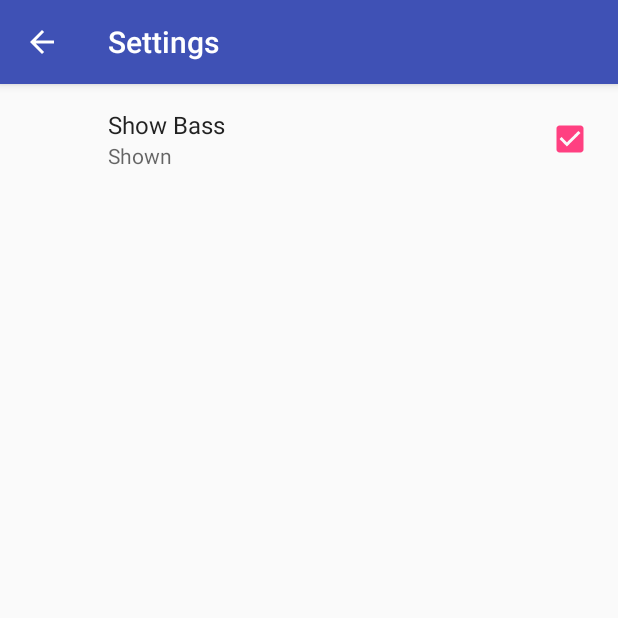
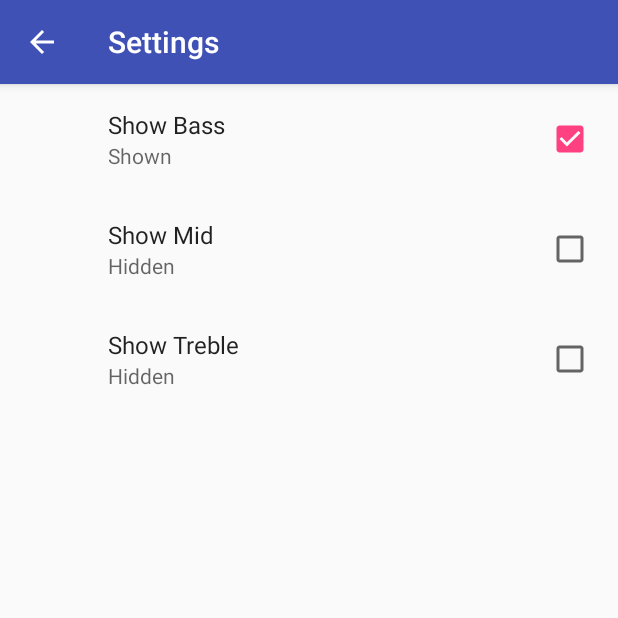
Before and after one commit to rungene/T06.05-Exercise-PreferenceChangeListener, an Android app: the screen it shows after launch (SettingsActivity), in the options menu, after a tap on "Settings", on a phone screen of 412 x 824 dp, the top half of it. Run offline under Robolectric (Android 15) with nearby library versions, the phone set to English and light mode, and no system bars; our stand-ins replace androidx.preference; 1 statement that could not run was skipped.

Commit message:
adding two extra check boxes

```diff
--- a/app/src/main/java/android/example/com/visualizerpreferences/VisualizerActivity.java
+++ b/app/src/main/java/android/example/com/visualizerpreferences/VisualizerActivity.java
@@ -62,8 +62,10 @@ public class VisualizerActivity extends AppCompatActivity implements SharedPrefe
         SharedPreferences sharedPreferences = PreferenceManager.getDefaultSharedPreferences(this);
         mVisualizerView.setShowBass(sharedPreferences.getBoolean(getString(R.string.pref_show_bass_key),
                 getResources().getBoolean(R.bool.pref_show_bass_default)));
-        mVisualizerView.setShowMid(true);
-        mVisualizerView.setShowTreble(true);
+        mVisualizerView.setShowMid(sharedPreferences.getBoolean(getString(R.string.pref_show_mid_key),
+                getResources().getBoolean(R.bool.pref_show_mid_default)));
+        mVisualizerView.setShowTreble(sharedPreferences.getBoolean(getString(R.string.pref_show_treble_key),
+                getResources().getBoolean(R.bool.pref_show_treble_default)));
         mVisualizerView.setMinSizeScale(1);
         mVisualizerView.setColor(getString(R.string.pref_color_red_value));
         // TODO (3) Register the listener
@@ -167,9 +169,18 @@ public class VisualizerActivity extends AppCompatActivity implements SharedPrefe
     @Override
     public void onSharedPreferenceChanged(SharedPreferences sharedPreferences, String key) {
         // Get all of the values from shared preferences to set it up
-       if (key.equals(getString(R.string.pref_show_bass_key)))
-        mVisualizerView.setShowBass(sharedPreferences.getBoolean(getString(R.string.pref_show_bass_key),
-                getResources().getBoolean(R.bool.pref_show_bass_default)));
+       if (key.equals(getString(R.string.pref_show_bass_key))) {
+           mVisualizerView.setShowBass(sharedPreferences.getBoolean(getString(R.string.pref_show_bass_key),
+                   getResources().getBoolean(R.bool.pref_show_bass_default)));
+       }else if (key.equals(getString(R.string.pref_show_mid_key))){
+        mVisualizerView.setShowBass(sharedPreferences.getBoolean(getString(R.string.pref_show_mid_key),
+                getResources().getBoolean(R.bool.pref_show_mid_default)));
+       }
+        else if (key.equals(getString(R.string.pref_show_treble_key))){
+        mVisualizerView.setShowBass(sharedPreferences.getBoolean(getString(R.string.pref_show_treble_key),
+                getResources().getBoolean(R.bool.pref_show_treble_default)));
+       }
+
 
     }
 
--- a/app/src/main/res/values/bools.xml
+++ b/app/src/main/res/values/bools.xml
@@ -1,4 +1,6 @@
 <?xml version="1.0" encoding="utf-8"?>
 <resources>
     <bool name="pref_show_bass_default">true</bool>
+    <bool name="pref_show_mid_default">false</bool>
+    <bool name="pref_show_treble_default">false</bool>
 </resources>
--- a/app/src/main/res/values/strings.xml
+++ b/app/src/main/res/values/strings.xml
@@ -16,6 +16,17 @@
     <string name="pref_show_true">Shown</string>
     <string name="pref_show_false">Hidden</string>
 
+    //second check boxes
+    <!-- Label for the show mid checkbox preference -->
+    <string name="pref_show_mid_label">Show Mid</string>
+    <!-- Key name for storing bass in SharedPreferences -->
+    <string name="pref_show_mid_key" translatable="false">show_mid</string>
+
+    <!-- Label for the show Treble checkbox preference -->
+    <string name="pref_show_treble_label">Show Treble</string>
+    <!-- Key name for storing bass in SharedPreferences -->
+    <string name="pref_show_treble_key" translatable="false">show_treble</string>
+
 
     <!-- Value in SharedPreferences for red color option -->
     <string name="pref_color_red_value" translatable="false">red</string>
--- a/app/src/main/res/xml/pref_visualizer.xml
+++ b/app/src/main/res/xml/pref_visualizer.xml
@@ -2,11 +2,23 @@
 
 <PreferenceScreen xmlns:android="http://schemas.android.com/apk/res/android">
 
-    <CheckBoxPreference
+     <CheckBoxPreference
         android:defaultValue="@bool/pref_show_bass_default"
-        android:key="@string/pref_show_bass_key"
+       android:key="@string/pref_show_bass_key"
         android:summaryOff="@string/pref_show_false"
         android:summaryOn="@string/pref_show_true"
         android:title="@string/pref_show_bass_label" />
+    <CheckBoxPreference
+        android:defaultValue="@bool/pref_show_mid_default"
+        android:key="@string/pref_show_mid_key"
+        android:summaryOff="@string/pref_show_false"
+        android:summaryOn="@string/pref_show_true"
+        android:title="@string/pref_show_mid_label" />
+    <CheckBoxPreference
+        android:defaultValue="@bool/pref_show_treble_default"
+        android:key="@string/pref_show_treble_key"
+        android:summaryOff="@string/pref_show_false"
+        android:summaryOn="@string/pref_show_true"
+        android:title="@string/pref_show_treble_label" />
 
 </PreferenceScreen>
```
